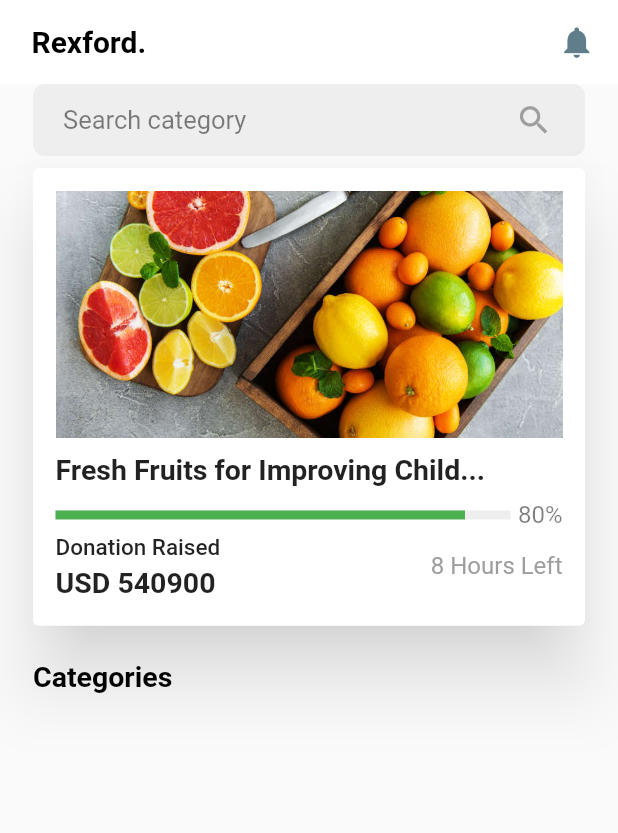
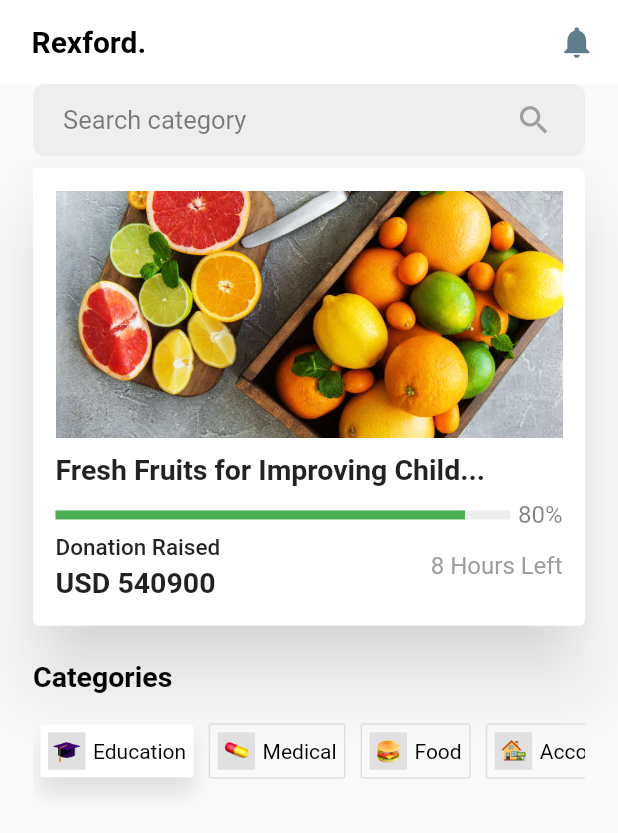
Before and after one commit to rexfordnyrk/donation, a Flutter app: the screen it shows after launch, on a phone screen of 412 x 824 dp. Shown: the top 833 px of the screen. Run offline on Flutter 3.47's test engine with Material 2 defaults, Android fonts, the phone set to English and light mode, and no system bars; missing offline and left inert: dart:ffi.

Commit message:
completed category menu

```diff
--- a/lib/screens/MainScreen.dart
+++ b/lib/screens/MainScreen.dart
@@ -1,5 +1,7 @@
 import 'dart:ffi';
 
+import 'package:donation/widgets/category_menu.dart';
+import 'package:donation/widgets/category_menu_item.dart';
 import 'package:donation/widgets/main_donate_card.dart';
 import 'package:donation/widgets/search_bar.dart';
 import 'package:flutter/material.dart';
@@ -37,7 +39,7 @@ class MainScreen extends StatelessWidget {
             const SearchBar(),
             MainDonateCard(),
             Container(
-                margin: const EdgeInsets.symmetric(vertical: 15),
+                margin: const EdgeInsets.only(top: 15),
                 alignment: Alignment.centerLeft,
                 child: const Text("Categories",
                     textAlign: TextAlign.start,
@@ -45,6 +47,12 @@ class MainScreen extends StatelessWidget {
                         fontSize: 19,
                         color: Colors.black,
                         fontWeight: FontWeight.bold))),
+            CategoryMenu(),
+            // CategoryMenuItem(),
+            // CategoryMenuItem(path: "assets/images/ic_edu.png", title: "Education",),
+            // CategoryMenuItem(path: "assets/images/ic_pill.png", title: "Medical",),
+            // // CategoryMenuItem(path: "assets/images/ic_food.png", title: "Food",),
+            // // CategoryMenuItem(path: "assets/images/ic_accommodation.png", title: "Accommodation",),
           ],
         ),
       ),
--- /dev/null
+++ b/lib/widgets/category_menu.dart
@@ -0,0 +1,27 @@
+import 'package:flutter/material.dart';
+
+import 'category_menu_item.dart';
+
+class CategoryMenu extends StatefulWidget{
+  @override
+  State<StatefulWidget> createState() {
+    return _State();
+  }
+}
+
+class _State extends State<CategoryMenu>{
+  @override
+  Widget build(BuildContext context) {
+    return SingleChildScrollView(
+      scrollDirection: Axis.horizontal,
+      child: Row(
+        children: const [
+          CategoryMenuItem(path: "assets/images/ic_edu.png", title: "Education", isSelected: true,),
+          CategoryMenuItem(path: "assets/images/ic_pill.png", title: "Medical", isSelected: false,),
+          CategoryMenuItem(path: "assets/images/ic_food.png", title: "Food", isSelected: false,),
+          CategoryMenuItem(path: "assets/images/ic_accommodation.png", title: "Accommodation", isSelected: false,),
+        ],
+      ),
+    );
+  }
+}
--- /dev/null
+++ b/lib/widgets/category_menu_item.dart
@@ -0,0 +1,42 @@
+import 'package:flutter/material.dart';
+
+class CategoryMenuItem extends StatelessWidget{
+  final String path, title;
+  final bool isSelected;
+  const CategoryMenuItem({Key? key, required this.path, required this.title, required this.isSelected}) : super(key: key);
+
+  @override
+  Widget build(BuildContext context) {
+    return Container(
+      margin: const EdgeInsets.symmetric(vertical: 20, horizontal: 5),
+      padding: const EdgeInsets.all(5),
+      decoration: BoxDecoration(
+        border: isSelected ? null: Border.all(color: Colors.grey.shade300),
+        borderRadius: BorderRadius.circular(2),
+        color: isSelected ? Colors.white : Colors.transparent,
+        boxShadow: isSelected ? [
+          BoxShadow(
+            color: Colors.black.withOpacity(0.1),
+            spreadRadius: 1,
+            blurRadius: 10,
+            offset: Offset(0, 10), // changes position of shadow
+          ),
+        ] : [],
+
+      ),
+      child: Row(
+        children: [
+          Container(
+            color: Colors.grey.shade300,
+            width: 25,
+            height: 25,
+            padding: const EdgeInsets.all(3.0),
+            margin: const EdgeInsets.only(right:  5.0),
+            child: Image.asset(path),
+          ),
+          Text(title,style: const TextStyle(color: Colors.black),)
+        ],
+      ),
+    );
+  }
+}
```
Also changed, not shown: assets/images/ic_accommodation.png (added), assets/images/ic_edu.png (added), assets/images/ic_food.png (added), assets/images/ic_pill.png (added).
